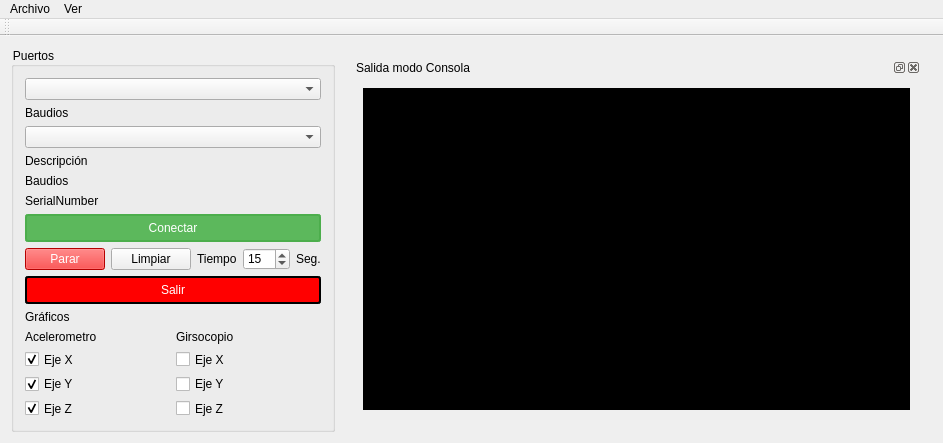
Qt form mainwindow.ui (Yagord/Interfaz-QT-MPU-6050) before a commit.
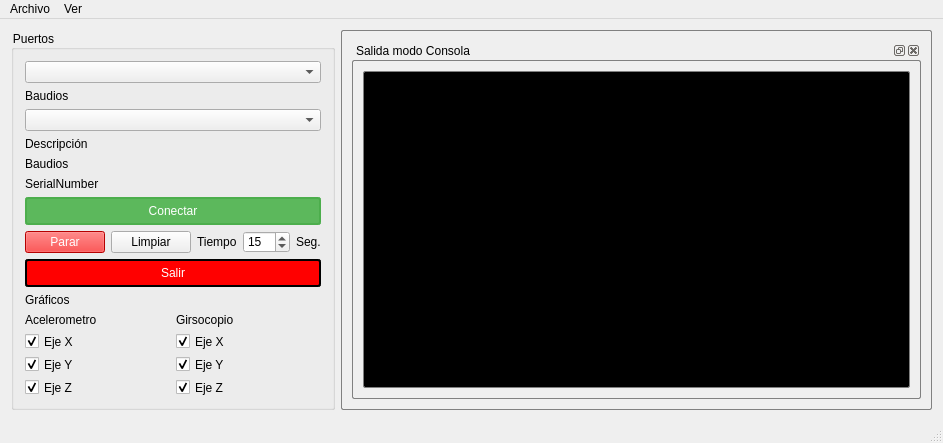
The same form after that commit.

```diff
--- a/mainwindow.ui
+++ b/mainwindow.ui
@@ -245,6 +245,12 @@
              <property name="text">
               <string>Eje X</string>
              </property>
+             <property name="checked">
+              <bool>true</bool>
+             </property>
+             <property name="autoRepeat">
+              <bool>false</bool>
+             </property>
             </widget>
            </item>
            <item>
@@ -252,6 +258,9 @@
              <property name="text">
               <string>Eje Y</string>
              </property>
+             <property name="checked">
+              <bool>true</bool>
+             </property>
             </widget>
            </item>
            <item>
@@ -259,6 +268,9 @@
              <property name="text">
               <string>Eje Z</string>
              </property>
+             <property name="checked">
+              <bool>true</bool>
+             </property>
             </widget>
            </item>
           </layout>
@@ -270,6 +282,15 @@
     </item>
     <item>
      <widget class="QWidget" name="contenedor1" native="true">
+      <property name="autoFillBackground">
+       <bool>false</bool>
+      </property>
+      <property name="styleSheet">
+       <string notr="true">QWidget {
+	 border: 1px solid gray;
+	 border-radius: 2px; 
+}</string>
+      </property>
       <layout class="QGridLayout" name="gridLayout">
        <item row="0" column="0">
         <widget class="QDockWidget" name="dockWidget">
@@ -325,17 +346,7 @@
    <addaction name="menuArchivo"/>
    <addaction name="menuVer"/>
   </widget>
-  <widget class="QToolBar" name="toolBar">
-   <property name="windowTitle">
-    <string>toolBar</string>
-   </property>
-   <attribute name="toolBarArea">
-    <enum>TopToolBarArea</enum>
-   </attribute>
-   <attribute name="toolBarBreak">
-    <bool>false</bool>
-   </attribute>
-  </widget>
+  <widget class="QStatusBar" name="statusBar"/>
   <action name="actionExit">
    <property name="text">
     <string>Salir</string>
```
